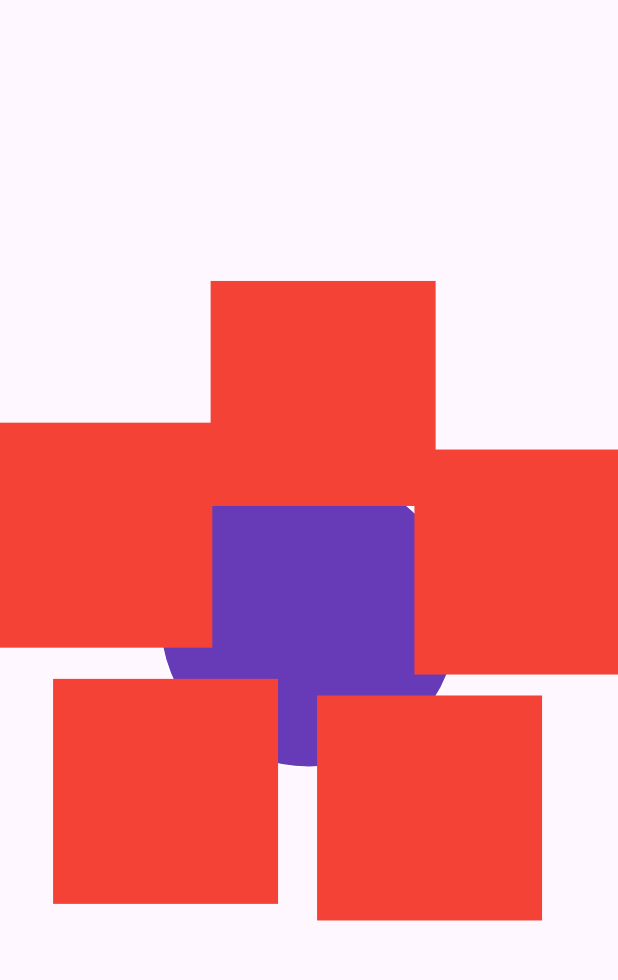
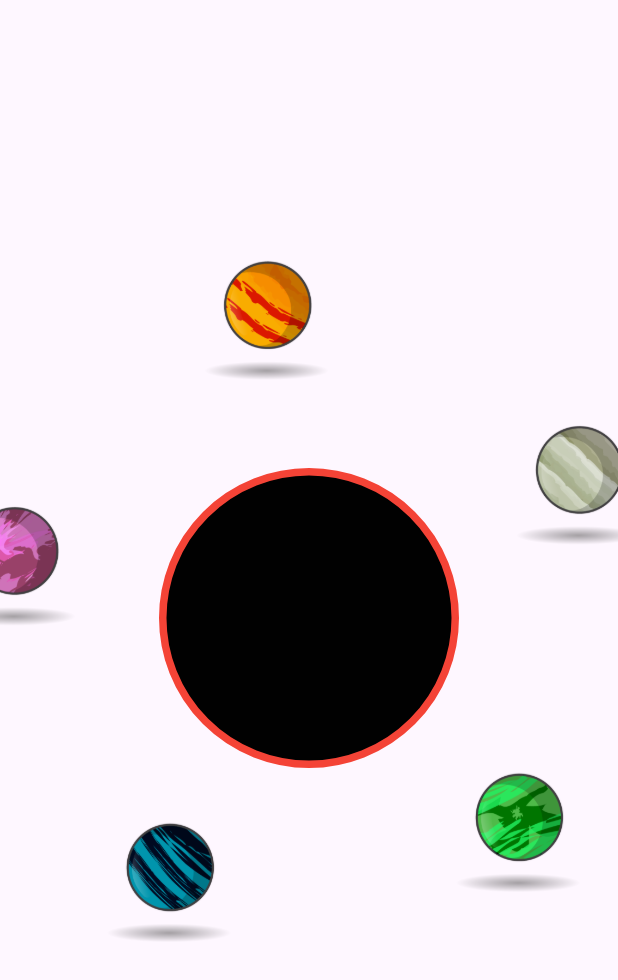
Before and after one commit to victormanuelfrancodev/circularmenu, a Flutter app: the screen it shows after launch, on a phone screen of 412 x 824 dp. Shown: the top 980 px of the screen. Run offline on Flutter 3.47's test engine with Material 3 defaults, Android fonts, the phone set to English and light mode, and no system bars.

Commit message:
add images planets

```diff
--- a/example/lib/main.dart
+++ b/example/lib/main.dart
@@ -20,7 +20,7 @@ class MyApp extends StatelessWidget {
         colorScheme: ColorScheme.fromSeed(seedColor: Colors.deepPurple),
         useMaterial3: true,
       ),
-      home: Scaffold(
+      home: const Scaffold(
         body: Menu(),
       ),
     );
@@ -30,30 +30,34 @@ class MyApp extends StatelessWidget {
 class Menu extends StatelessWidget {
   const Menu({super.key});
 
+  /// Build the widget with the animation
   @override
   Widget build(BuildContext context) {
-    final heightSize =  MediaQuery.of(context).size.height;
-    final widthSize =  MediaQuery.of(context).size.width;
+    final heightSize = MediaQuery.of(context).size.height;
+    final widthSize = MediaQuery.of(context).size.width;
     int numberOfItems = 5;
-    List<Item> itemList = List.generate(numberOfItems, (i) =>
-        Item(title: (i + 1).toString(), onPressed: () { print('touch $i'); }, image: ''));
+    List<Item> itemList = List.generate(
+        numberOfItems,
+        (i) => Item(
+            title: (i + 1).toString(),
+            onPressed: () {
+              print('touch $i');
+            },
+            image: 'assets/images/${i+1}.png'));
 
     return AnimatedOrbitMenu(
       animate: true,
       config: OrbitMenuConfig(
-            animationDuration: Duration(seconds:5),
-            animationType: OrbitMenuAnimationType.rotating,
+          animationDuration: const Duration(seconds: 15),
+          animationType: OrbitMenuAnimationType.bouncing,
           menuPositionX: widthSize / 2,
           menuPositionY: heightSize / 2,
-            menuColor: Colors.deepPurple,
+          menuColor: const Color.fromARGB(255, 1, 1, 1),
           radius: 100,
           menuItems: itemList,
-            itemSize: 150,
-            titleStyle: TextStyle(color: Colors.white),
-            borderCentralMenuColor: Colors.white,
-            itemOffsetPercentage: 0.5,
-            myWidget: Container(color: Colors.red,)
-          ),
+          itemSize: 100,
+          borderCentralMenu: Border.all(color: Colors.red, width: 5),
+          itemOffsetPercentage: 1,),
     );
   }
 }
--- a/example/pubspec.yaml
+++ b/example/pubspec.yaml
@@ -16,7 +16,7 @@ publish_to: 'none' # Remove this line if you wish to publish to pub.dev
 # https://developer.apple.com/library/archive/documentation/General/Reference/InfoPlistKeyReference/Articles/CoreFoundationKeys.html
 # In Windows, build-name is used as the major, minor, and patch parts
 # of the product and file versions while build-number is used as the build suffix.
-version: 1.0.0+1
+version: 1.0.0+4
 
 environment:
   sdk: '>=3.1.5 <4.0.0'
@@ -61,7 +61,8 @@ flutter:
   uses-material-design: true
 
   # To add assets to your application, add an assets section, like this:
-  # assets:
+  assets:
+   - assets/images/
   #   - images/a_dot_burr.jpeg
   #   - images/a_dot_ham.jpeg
 
--- a/lib/animated_orbit_menu.dart
+++ b/lib/animated_orbit_menu.dart
@@ -40,6 +40,11 @@ class _AnimatedOrbitMenuState extends State<AnimatedOrbitMenu>
                   parent: _controller, curve: Curves.fastOutSlowIn));
           _controller.repeat(reverse: true);
           break;
+        case OrbitMenuAnimationType.orbit:
+          _animation = Tween<double>(begin: 0.0, end: 2 * pi).animate(
+              CurvedAnimation(parent: _controller, curve: Curves.linear));
+          _controller.repeat();
+          break;
       }
     }
   }
@@ -62,12 +67,13 @@ class _AnimatedOrbitMenuState extends State<AnimatedOrbitMenu>
                     menuItems: widget.config.menuItems,
                     itemSize: widget.config.itemSize,
                     itemColor: widget.config.itemColor,
-                    itemBorderColor: widget.config.itemBorderColor,
-                    borderCentralMenuColor:
-                        widget.config.borderCentralMenuColor,
+                    border: widget.config.itemBorder,
+                    borderCentralMenu:
+                        widget.config.borderCentralMenu,
                     animationOffset: _animation.value,
                     itemOffsetPercentage: widget.config.itemOffsetPercentage,
-                    myWidget: widget.config.myWidget),
+                    myWidget: widget.config.myWidget,
+                    orbitMenuAnimationType: widget.config.animationType),
               );
             },
           )
@@ -82,8 +88,8 @@ class _AnimatedOrbitMenuState extends State<AnimatedOrbitMenu>
                 menuItems: widget.config.menuItems,
                 itemSize: widget.config.itemSize,
                 itemColor: widget.config.itemColor,
-                itemBorderColor: widget.config.itemBorderColor,
-                borderCentralMenuColor: widget.config.borderCentralMenuColor,
+                border: widget.config.itemBorder,
+                borderCentralMenu: widget.config.borderCentralMenu,
                 animationOffset: 0,
                 itemOffsetPercentage: widget.config.itemOffsetPercentage,
                 myWidget: widget.config.myWidget));
--- a/lib/big_circle.dart
+++ b/lib/big_circle.dart
@@ -5,14 +5,12 @@ class BigCircle extends StatelessWidget {
   const BigCircle(
       {required this.size,
       required this.color,
-      this.borderColor,
-      this.borderWidth,
+      this.border,
       super.key});
 
   final double size;
   final Color color;
-  final Color? borderColor;
-  final double? borderWidth;
+  final Border? border;
 
   @override
   Widget build(BuildContext context) {
@@ -21,8 +19,7 @@ class BigCircle extends StatelessWidget {
       height: size,
       decoration: BoxDecoration(
         color: color,
-        border: Border.all(
-            color: borderColor ?? Colors.transparent, width: borderWidth ?? 0),
+        border: border,
         borderRadius: BorderRadius.circular((size) / 2),
       ),
     );
--- a/lib/circle_item.dart
+++ b/lib/circle_item.dart
@@ -6,7 +6,7 @@ class CircleItem extends StatelessWidget {
       {required this.size,
       required this.color,
       this.titleStyle = const TextStyle(color: Colors.black),
-      this.borderColor,
+      this.border,
       this.borderWidth,
       this.title,
       this.imageName,
@@ -19,7 +19,7 @@ class CircleItem extends StatelessWidget {
   final String? title;
   final String? imageName;
   final VoidCallback onTap;
-  final Color? borderColor;
+  final Border? border;
   final double? borderWidth;
 
   @override
@@ -30,9 +30,7 @@ class CircleItem extends StatelessWidget {
         width: size,
         height: size,
         decoration: BoxDecoration(
-          border: Border.all(
-              color: borderColor ?? Colors.transparent,
-              width: borderWidth ?? 0),
+          border: border,
           color: color,
           borderRadius: BorderRadius.circular((size) / 2),
         ),
--- a/lib/item.dart
+++ b/lib/item.dart
@@ -1,4 +1,5 @@
 import 'dart:ui';
+
 /// Item class
 class Item {
   String image;
--- a/lib/orbit_menu_animation_type.dart
+++ b/lib/orbit_menu_animation_type.dart
@@ -1,2 +1,2 @@
 /// Enum for the animation type of the orbit menu.
-enum OrbitMenuAnimationType { rotating, bouncing }
+enum OrbitMenuAnimationType { rotating, bouncing, orbit }
--- a/lib/orbit_menu_config.dart
+++ b/lib/orbit_menu_config.dart
@@ -1,6 +1,7 @@
 import 'package:flutter/material.dart';
 import 'item.dart';
 import 'orbit_menu_animation_type.dart';
+
 /// Configuration for the orbit menu.
 class OrbitMenuConfig {
   final Duration animationDuration;
@@ -12,8 +13,8 @@ class OrbitMenuConfig {
   final List<Item> menuItems;
   final double itemSize;
   final Color itemColor;
-  final Color itemBorderColor;
-  final Color borderCentralMenuColor;
+  final Border itemBorder;
+  final Border borderCentralMenu;
   final double itemOffsetPercentage;
   final TextStyle titleStyle;
   final Widget? myWidget;
@@ -25,12 +26,12 @@ class OrbitMenuConfig {
     required this.menuPositionY,
     required this.menuColor,
     required this.radius,
-    required this.borderCentralMenuColor,
+    required this.borderCentralMenu,
     required this.menuItems,
-    this.itemSize = 50.0,
+    this.itemSize = 15.0,
     this.itemColor = Colors.red,
     this.titleStyle = const TextStyle(color: Colors.black),
-    this.itemBorderColor = Colors.black,
+    this.itemBorder = const Border(),
     this.itemOffsetPercentage = 0.0,
     this.myWidget,
   });
--- a/lib/orbitmenu.dart
+++ b/lib/orbitmenu.dart
@@ -6,6 +6,7 @@ import 'package:orbitmenu/big_circle.dart';
 import 'package:orbitmenu/circle_item.dart';
 import 'package:orbitmenu/item.dart';
 import 'package:orbitmenu/maths.dart';
+import 'package:orbitmenu/orbit_menu_animation_type.dart';
 
 /// A class to create a circular menu.
 class OrbitMenu {
@@ -18,9 +19,11 @@ class OrbitMenu {
     required double itemSize,
     required Color itemColor,
     required TextStyle titleStyle,
-    required Color itemBorderColor,
-    required Color borderCentralMenuColor,
+    required Border border,
+    required Border borderCentralMenu,
     required double animationOffset,
+    OrbitMenuAnimationType orbitMenuAnimationType =
+        OrbitMenuAnimationType.rotating,
     double itemOffsetPercentage = 0.0,
     Widget? myWidget,
   }) {
@@ -29,6 +32,7 @@ class OrbitMenu {
     List<Point> points =
         getCircularPosition(numberOfElements, adjustedRadius, animationOffset);
     List<Widget> menuWidgets = [];
+
     /// Add the central menu
     menuWidgets.add(
       Positioned(
@@ -37,33 +41,83 @@ class OrbitMenu {
           child: BigCircle(
             size: radius * 2,
             color: menuColor,
-            borderWidth: 1,
-            borderColor: borderCentralMenuColor,
+            border: borderCentralMenu,
           )),
     );
+
     /// Add the items
+    switch (orbitMenuAnimationType) {
+      case OrbitMenuAnimationType.orbit:
+        for (int i = 0; i < numberOfElements; i++) {
+          double waveOffset =
+              sin(animationOffset + (i / numberOfElements) * 2 * pi) * 100;
+          menuWidgets.add(
+            Positioned(
+                left: menuPositionX + points[i].x - (itemSize / 2) + waveOffset,
+                top: menuPositionY + points[i].y - (itemSize / 2) + waveOffset,
+                child: myWidget != null
+                    ? GestureDetector(
+                      onTap: menuItems[i].onPressed,
+                      child: SizedBox(
+                          width: itemSize,
+                          height: itemSize,
+                          child: myWidget,
+                        ),
+                    )
+                    : menuItems[i].image.isNotEmpty ? GestureDetector(
+                      onTap: menuItems[i].onPressed,
+                      child: SizedBox(
+                        width: itemSize,
+                        height: itemSize,
+                        child: Image(image: AssetImage(menuItems[i].image),),
+                      ),
+                    ):CircleItem(
+                        size: itemSize,
+                        color: itemColor,
+                        titleStyle: titleStyle,
+                        border: border,
+                        borderWidth: 1,
+                        title: menuItems[i].title,
+                        onTap: menuItems[i].onPressed,
+                      )),
+          );
+        }
+        break;
+      default:
         for (int i = 0; i < numberOfElements; i++) {
           menuWidgets.add(
             Positioned(
                 left: menuPositionX + points[i].x - (itemSize / 2),
                 top: menuPositionY + points[i].y - (itemSize / 2),
                 child: myWidget != null
-                ? Container(
+                    ? GestureDetector(
+                      onTap: menuItems[i].onPressed,
+                      child: SizedBox(
                           width: itemSize,
                           height: itemSize,
                           child: myWidget,
+                        ),
                     )
-                : CircleItem(
+                    : menuItems[i].image.isNotEmpty ? GestureDetector(
+                      onTap: menuItems[i].onPressed,
+                      child: SizedBox(
+                        width: itemSize,
+                        height: itemSize,
+                        child: Image(image: AssetImage(menuItems[i].image),),
+                      ),
+                    ): CircleItem(
                         size: itemSize,
                         color: itemColor,
                         titleStyle: titleStyle,
-                    borderColor: itemBorderColor,
+                        border: border,
                         borderWidth: 1,
                         title: menuItems[i].title,
                         onTap: menuItems[i].onPressed,
                       )),
           );
         }
+        break;
+    }
     return menuWidgets;
   }
 }
--- a/pubspec.yaml
+++ b/pubspec.yaml
@@ -1,6 +1,6 @@
 name: orbitmenu
 description: OrbitMenu is a versatile Flutter package for creating dynamic circular menus with interactive animations.
-version: 0.0.9
+version: 0.0.13
 homepage: https://github.com/victormanuelfrancodev/circularmenu
 
 environment:
```
Also changed, not shown: example/assets/images/1.png (added), example/assets/images/2.png (added), example/assets/images/3.png (added), example/assets/images/4.png (added), example/assets/images/5.png (added), 9 other files. Lines whose indentation alone changed are shown as unchanged.
